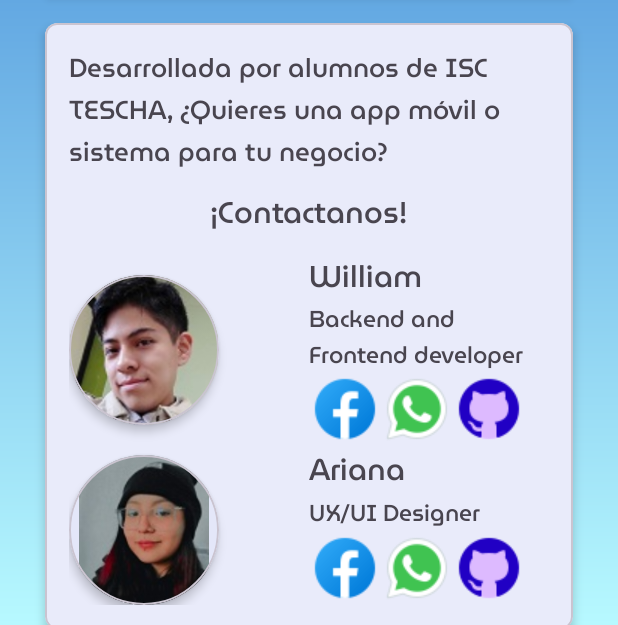
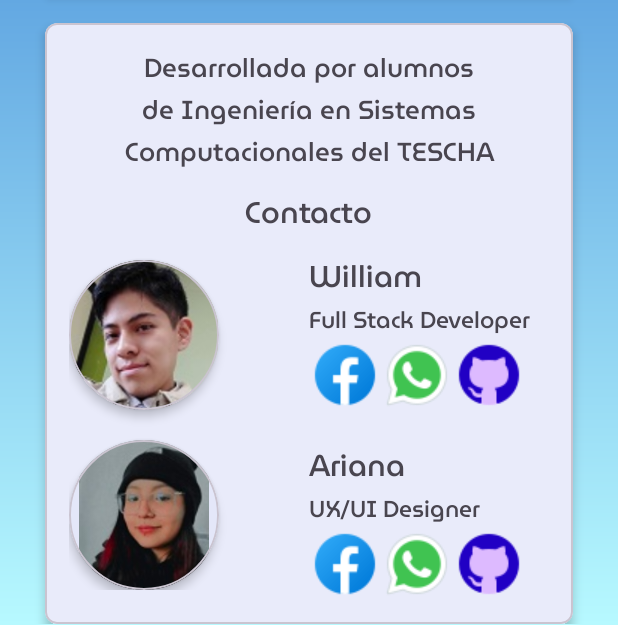
Before and after one commit to WillSanchez8/EnfermeriaBengalas, an Android app: the SupportFragment screen opened through its navigation route, after a tap on "Icono de Icons8", on a phone screen of 412 x 824 dp, the part 611-1236 px from its top. Run offline under Robolectric (Android 15) with nearby library versions, the phone set to English and light mode, and no system bars; our stand-ins replace Firebase (no records; nobody signed in at launch, a user with empty details on screens opened directly); 1 statement that could not run was skipped.

Commit message:
VERSIÓN 2.2 corrección de errores y visualización

```diff
--- a/app/src/main/res/layout/fragment_support.xml
+++ b/app/src/main/res/layout/fragment_support.xml
@@ -160,6 +160,7 @@
                 android:layout_width="wrap_content"
                 android:layout_height="wrap_content"
                 android:fontFamily="@font/museomoderno_medium"
+                android:textAlignment="center"
                 android:textSize="17sp"
                 android:layout_gravity="center_horizontal"
                 android:text="@string/app"/>
@@ -168,7 +169,6 @@
                 android:layout_width="wrap_content"
                 android:layout_height="wrap_content"
                 android:layout_marginTop="10dp"
-                android:layout_marginBottom="10dp"
                 android:fontFamily="@font/museomoderno_medium"
                 android:textSize="20sp"
                 android:layout_gravity="center_horizontal"
@@ -222,6 +222,7 @@
             android:layout_width="0dp"
             android:layout_height="wrap_content"
             android:layout_weight="1"
+            android:layout_marginTop="10dp"
             android:gravity="center_vertical"
             android:orientation="vertical">
             <TextView
@@ -231,13 +232,15 @@
                 android:text="@string/Nom1"
                 android:layout_width="wrap_content"
                 android:layout_height="wrap_content" />
+
             <TextView
                 android:id="@+id/Will_description"
+                android:layout_width="wrap_content"
+                android:layout_height="wrap_content"
                 android:fontFamily="@font/museomoderno_medium"
-                android:textSize="15sp"
                 android:text="@string/Will_description"
-                android:layout_width="wrap_content"
-                android:layout_height="wrap_content" />
+                android:textSize="15sp" />
+
             <LinearLayout
                 android:layout_width="wrap_content"
                 android:layout_height="wrap_content"
@@ -266,7 +269,7 @@
             </LinearLayout>
             <TextView
                 android:id="@+id/Ari"
-
+                android:layout_marginTop="20dp"
                 android:fontFamily="@font/museomoderno_medium"
                 android:textSize="20sp"
                 android:text="@string/Nom2"
--- a/app/src/main/res/values/strings.xml
+++ b/app/src/main/res/values/strings.xml
@@ -71,15 +71,15 @@
     <string name="ux_ui_designer">Diseñadora UX/UI</string>
     <string name="EPOANA">EPOANA</string>
     <string name="Icons8">Icons8</string>
-    <string name="contact">¡Contactanos!</string>
+    <string name="contact">Contacto</string>
     <string name="Whatsapp">Whatsapp</string>
     <string name="Facebook">Facebook</string>
     <string name="Github">Github</string>
-    <string name="app">Desarrollada por alumnos de ISC TESCHA, ¿Quieres una app móvil o sistema para tu negocio?</string>
+    <string name="app">Desarrollada por alumnos de Ingeniería en Sistemas Computacionales del TESCHA</string>
     <string name="instrucciones">Pulsa los iconos para interactuar</string>
     <string name="Nom1">William</string>
     <string name="Nom2">Ariana</string>
-    <string name="Will_description">Backend and Frontend developer</string>
+    <string name="Will_description">Full Stack Developer</string>
     <string name="Ari_description">UX/UI Designer</string>
     <string name="TESCHA">TESCHA</string>
     <string name="icon_moon">Icono de luna</string>
```
